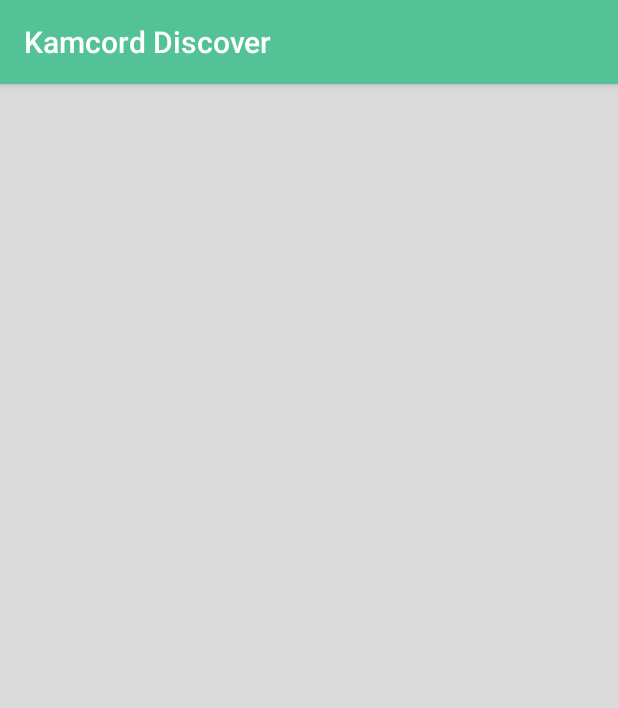
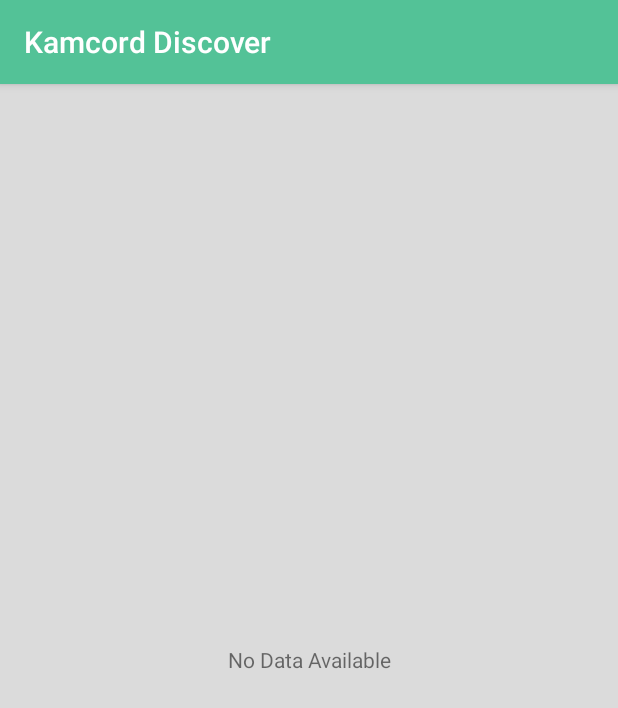
Before and after one commit to yashketkar/kamcord, an Android app: the screen it shows after launch (MainActivity), on a phone screen of 412 x 824 dp. Shown: the top 708 px of the screen. Run offline under Robolectric (Android 15) with nearby library versions, the phone set to English and light mode, and no system bars.

Commit message:
Handle no network and add progressbar for video

```diff
--- a/app/src/main/java/com/yashketkar/kamcorddiscover/ShotFragment.java
+++ b/app/src/main/java/com/yashketkar/kamcorddiscover/ShotFragment.java
@@ -12,6 +12,7 @@ import android.view.View;
 import android.view.ViewGroup;
 import android.widget.LinearLayout;
 import android.widget.ProgressBar;
+import android.widget.TextView;
 
 import org.json.JSONArray;
 import org.json.JSONException;
@@ -39,6 +40,7 @@ public class ShotFragment extends Fragment {
     private OnListFragmentInteractionListener mListener;
     private RecyclerView recyclerView;
     private ProgressBar progressBar;
+    private TextView textView;
     private List<Shot> shots;
     private MyShotRecyclerViewAdapter mAdapter;
     // Store a member variable for the listener
@@ -75,6 +77,7 @@ public class ShotFragment extends Fragment {
             LinearLayout linearLayout = (LinearLayout) view;
             recyclerView = (RecyclerView) linearLayout.findViewById(R.id.recycler_view);
             progressBar = (ProgressBar) linearLayout.findViewById(R.id.progress_bar);
+            textView = (TextView) linearLayout.findViewById(R.id.empty_view);
             final int mColumnCount = getResources().getInteger(R.integer.shot_columns);
             GridLayoutManager gm = new GridLayoutManager(context, mColumnCount);
             recyclerView.setLayoutManager(gm);
@@ -188,13 +191,18 @@ public class ShotFragment extends Fragment {
             try {
                 return downloadContent(params[0]);
             } catch (IOException e) {
-                return "Unable to retrieve data. URL may be invalid.";
+                return "fail";
             }
         }
 
         @Override
         protected void onPostExecute(String result) {
             //Here you are done with the task
+            if (result.equals("fail")) {
+                progressBar.setVisibility(View.GONE);
+                recyclerView.setVisibility(View.GONE);
+                textView.setVisibility(View.VISIBLE);
+            } else {
                 try {
                     JSONObject jsonResult = new JSONObject(result);
                     JSONArray cards = jsonResult.getJSONArray("cards");
@@ -236,3 +244,4 @@ public class ShotFragment extends Fragment {
             }
         }
     }
+}
--- a/app/src/main/res/layout/fragment_shot_list.xml
+++ b/app/src/main/res/layout/fragment_shot_list.xml
@@ -24,4 +24,12 @@
         tools:context="com.yashketkar.kamcorddiscover.ShotFragment"
         tools:listitem="@layout/fragment_shot" />
 
+    <TextView
+        android:id="@+id/empty_view"
+        android:layout_width="match_parent"
+        android:layout_height="match_parent"
+        android:gravity="center"
+        android:text="@string/no_data_available"
+        android:visibility="gone" />
+
 </LinearLayout>
--- a/app/src/main/res/values/strings.xml
+++ b/app/src/main/res/values/strings.xml
@@ -3,4 +3,5 @@
     <string name="thumb_description">Shot Thumbnail</string>
     <string name="shot_description">Shot Image</string>
     <string name="action_settings">Settings</string>
+    <string name="no_data_available">No Data Available</string>
 </resources>
```
Also changed, not shown: app/src/main/java/com/yashketkar/kamcorddiscover/VideoActivity.java (+11 -5 lines). Lines whose indentation alone changed are shown as unchanged.
